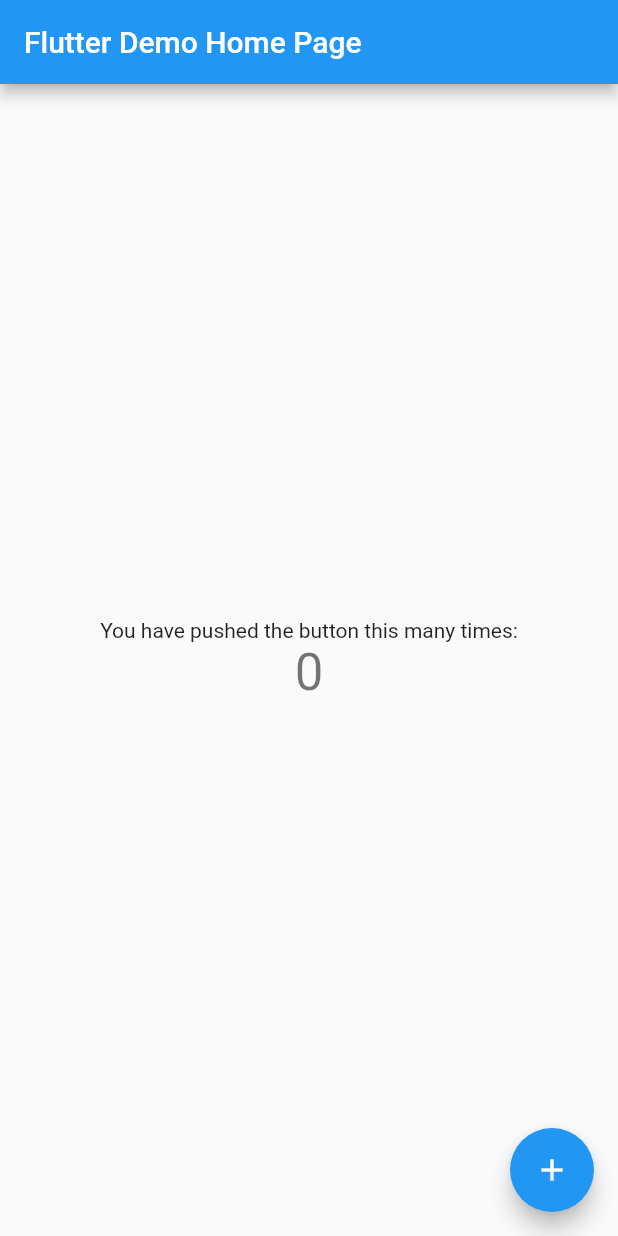
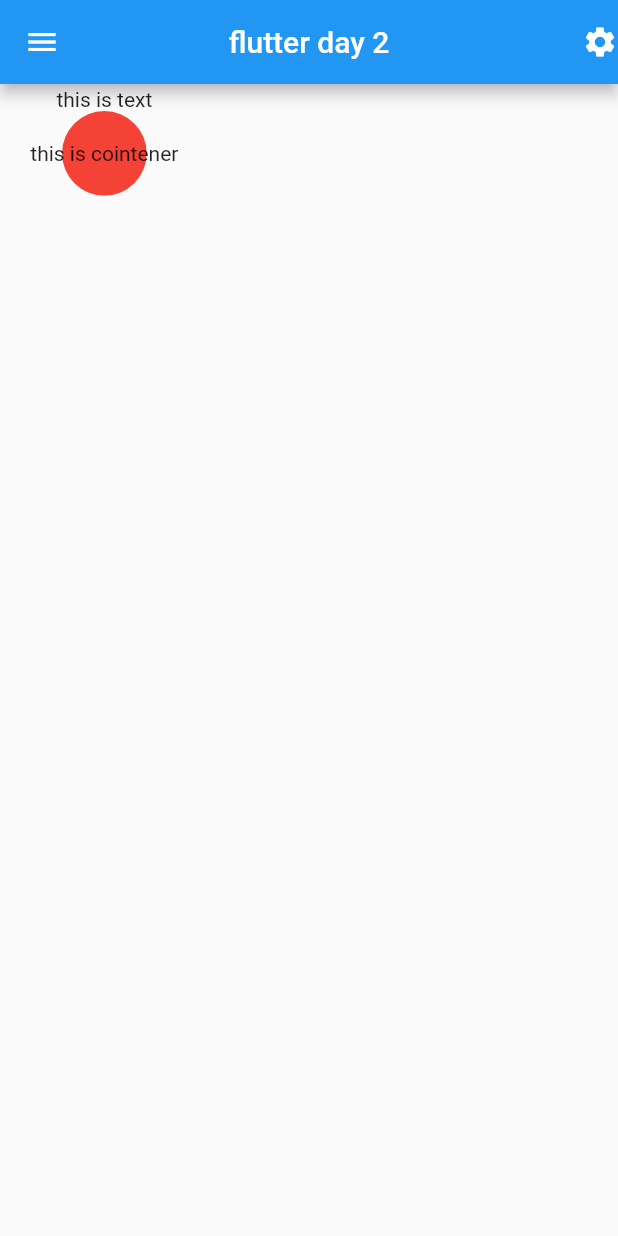
Before and after one commit to isavtars/3odayflluter, a Flutter app: the screen it shows after launch, on a phone screen of 412 x 824 dp. Run offline on Flutter 3.47's test engine with Material 2 defaults, Android fonts, the phone set to English and light mode, and no system bars.

Commit message:
day_02 complets

```diff
--- a/lib/main.dart
+++ b/lib/main.dart
@@ -1,116 +1,10 @@
 import 'package:flutter/material.dart';
+import 'package:fluuterprojects/screens/home_screens.dart';
 
 void main() {
-  runApp(const MyApp());
+  runApp(const MaterialApp(
+    debugShowCheckedModeBanner: false,
+    title: "my app",
+    home: Myapp(),
+  ));
 }
-
-class MyApp extends StatelessWidget {
-  const MyApp({super.key});
-
-  // This widget is the root of your application.
-  @override
-  Widget build(BuildContext context) {
-    return MaterialApp(
-      debugShowCheckedModeBanner: false,
-      title: 'Flutter Demo',
-      theme: ThemeData(
-        // This is the theme of your application.
-        //
-        // Try running your application with "flutter run". You'll see the
-        // application has a blue toolbar. Then, without quitting the app, try
-        // changing the primarySwatch below to Colors.green and then invoke
-        // "hot reload" (press "r" in the console where you ran "flutter run",
-        // or simply save your changes to "hot reload" in a Flutter IDE).
-        // Notice that the counter didn't reset back to zero; the application
-        // is not restarted.
-        primarySwatch: Colors.blue,
-      ),
-      home: const MyHomePage(title: 'Flutter Demo Home Page'),
-    );
-  }
-}
-
-class MyHomePage extends StatefulWidget {
-  const MyHomePage({super.key, required this.title});
-
-  // This widget is the home page of your application. It is stateful, meaning
-  // that it has a State object (defined below) that contains fields that affect
-  // how it looks.
-
-  // This class is the configuration for the state. It holds the values (in this
-  // case the title) provided by the parent (in this case the App widget) and
-  // used by the build method of the State. Fields in a Widget subclass are
-  // always marked "final".
-
-  final String title;
-
-  @override
-  State<MyHomePage> createState() => _MyHomePageState();
-}
-
-class _MyHomePageState extends State<MyHomePage> {
-  int _counter = 0;
-
-  void _incrementCounter() {
-    setState(() {
-      // This call to setState tells the Flutter framework that something has
-      // changed in this State, which causes it to rerun the build method below
-      // so that the display can reflect the updated values. If we changed
-      // _counter without calling setState(), then the build method would not be
-      // called again, and so nothing would appear to happen.
-      _counter++;
-    });
-  }
-
-  @override
-  Widget build(BuildContext context) {
-    // This method is rerun every time setState is called, for instance as done
-    // by the _incrementCounter method above.
-    //
-    // The Flutter framework has been optimized to make rerunning build methods
-    // fast, so that you can just rebuild anything that needs updating rather
-    // than having to individually change instances of widgets.
-    return Scaffold(
-      appBar: AppBar(
-        // Here we take the value from the MyHomePage object that was created by
-        // the App.build method, and use it to set our appbar title.
-        title: Text(widget.title),
-      ),
-      body: Center(
-        // Center is a layout widget. It takes a single child and positions it
-        // in the middle of the parent.
-        child: Column(
-          // Column is also a layout widget. It takes a list of children and
-          // arranges them vertically. By default, it sizes itself to fit its
-          // children horizontally, and tries to be as tall as its parent.
-          //
-          // Invoke "debug painting" (press "p" in the console, choose the
-          // "Toggle Debug Paint" action from the Flutter Inspector in Android
-          // Studio, or the "Toggle Debug Paint" command in Visual Studio Code)
-          // to see the wireframe for each widget.
-          //
-          // Column has various properties to control how it sizes itself and
-          // how it positions its children. Here we use mainAxisAlignment to
-          // center the children vertically; the main axis here is the vertical
-          // axis because Columns are vertical (the cross axis would be
-          // horizontal).
-          mainAxisAlignment: MainAxisAlignment.center,
-          children: <Widget>[
-            const Text(
-              'You have pushed the button this many times:',
-            ),
-            Text(
-              '$_counter',
-              style: Theme.of(context).textTheme.headline4,
-            ),
-          ],
-        ),
-      ),
-      floatingActionButton: FloatingActionButton(
-        onPressed: _incrementCounter,
-        tooltip: 'Increment',
-        child: const Icon(Icons.add),
-      ), // This trailing comma makes auto-formatting nicer for build methods.
-    );
-  }
-}
--- /dev/null
+++ b/lib/screens/home_screens.dart
@@ -0,0 +1,46 @@
+import 'package:flutter/material.dart';
+import 'package:fluuterprojects/screens/setting_screen.dart';
+
+class Myapp extends StatelessWidget {
+  const Myapp({super.key});
+
+  @override
+  Widget build(BuildContext context) {
+    return Scaffold(
+      appBar: AppBar(
+        centerTitle: true,
+        title: const Text("flutter day 2"),
+        actions: [
+          GestureDetector(
+              onTap: () {
+                Navigator.push(
+                    context,
+                    MaterialPageRoute(
+                        builder: (((context) => SettingScreen()))));
+              },
+              child: Icon(Icons.settings))
+        ],
+      ),
+      body: Column(
+        children: [
+          SizedBox(height: 2),
+          Text("this is text"),
+          Container(
+              padding: EdgeInsets.all(20.2),
+              child: Text("this is cointener"),
+              decoration: BoxDecoration(
+                color: Colors.red,
+                shape: BoxShape.circle,
+              ))
+        ],
+      ),
+      drawer: Drawer(
+          child: Column(
+        children: [
+          SizedBox(height: 50),
+          Text("this is from drawersrrr"),
+        ],
+      )),
+    );
+  }
+}
--- /dev/null
+++ b/lib/screens/setting_screen.dart
@@ -0,0 +1,15 @@
+import 'package:flutter/material.dart';
+
+class SettingScreen extends StatelessWidget {
+  const SettingScreen({super.key});
+
+  @override
+  Widget build(BuildContext context) {
+    return Scaffold(
+        appBar: AppBar(
+          title: Text("setting screen"),
+          backgroundColor: Color.fromARGB(255, 5, 227, 12),
+        ),
+        body: Text("this is from setting screen ok done"));
+  }
+}
```
